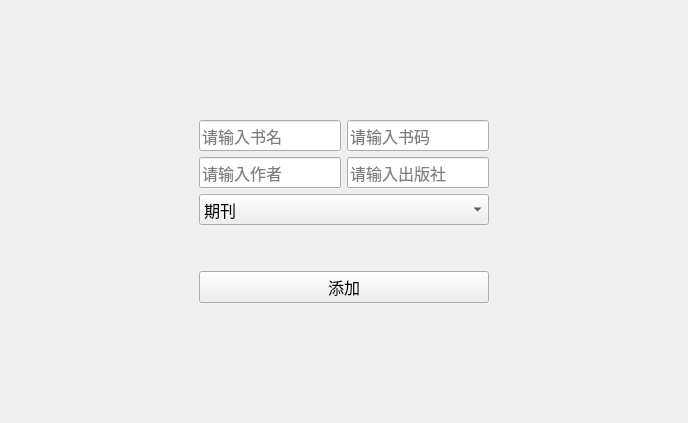
Before: the Qt Designer form newbookpage.ui in LeoStr4nge/LibraryManageSystem, drawn with Qt 5.
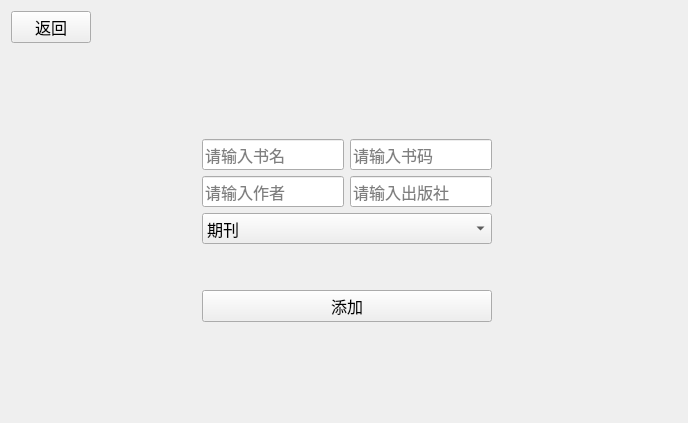
After: the same form once the commit is applied.

The edit to the form file:
```diff
--- a/newbookpage.ui
+++ b/newbookpage.ui
@@ -20,22 +20,44 @@
    <string>Form</string>
   </property>
   <layout class="QGridLayout" name="gridLayout">
-   <item row="0" column="0">
+   <item row="0" column="0" colspan="2">
     <layout class="QHBoxLayout" name="horizontalLayout_3">
      <item>
+      <widget class="QPushButton" name="pushButton_2">
+       <property name="text">
+        <string>返回</string>
+       </property>
+      </widget>
+     </item>
+     <item>
+      <spacer name="horizontalSpacer_3">
+       <property name="orientation">
+        <enum>Qt::Horizontal</enum>
+       </property>
+       <property name="sizeHint" stdset="0">
+        <size>
+         <width>40</width>
+         <height>20</height>
+        </size>
+       </property>
+      </spacer>
+     </item>
+    </layout>
+   </item>
+   <item row="1" column="0">
       <spacer name="horizontalSpacer">
        <property name="orientation">
         <enum>Qt::Horizontal</enum>
        </property>
        <property name="sizeHint" stdset="0">
         <size>
-         <width>40</width>
+       <width>178</width>
          <height>20</height>
         </size>
        </property>
       </spacer>
      </item>
-     <item>
+   <item row="1" column="1">
       <layout class="QVBoxLayout" name="verticalLayout_2">
        <item>
         <spacer name="verticalSpacer_3">
@@ -144,20 +166,18 @@
        </item>
       </layout>
      </item>
-     <item>
+   <item row="1" column="2">
       <spacer name="horizontalSpacer_2">
        <property name="orientation">
         <enum>Qt::Horizontal</enum>
        </property>
        <property name="sizeHint" stdset="0">
         <size>
-         <width>40</width>
+       <width>178</width>
          <height>20</height>
         </size>
        </property>
       </spacer>
-     </item>
-    </layout>
    </item>
   </layout>
  </widget>
```
Lines whose indentation alone changed are shown as unchanged.
